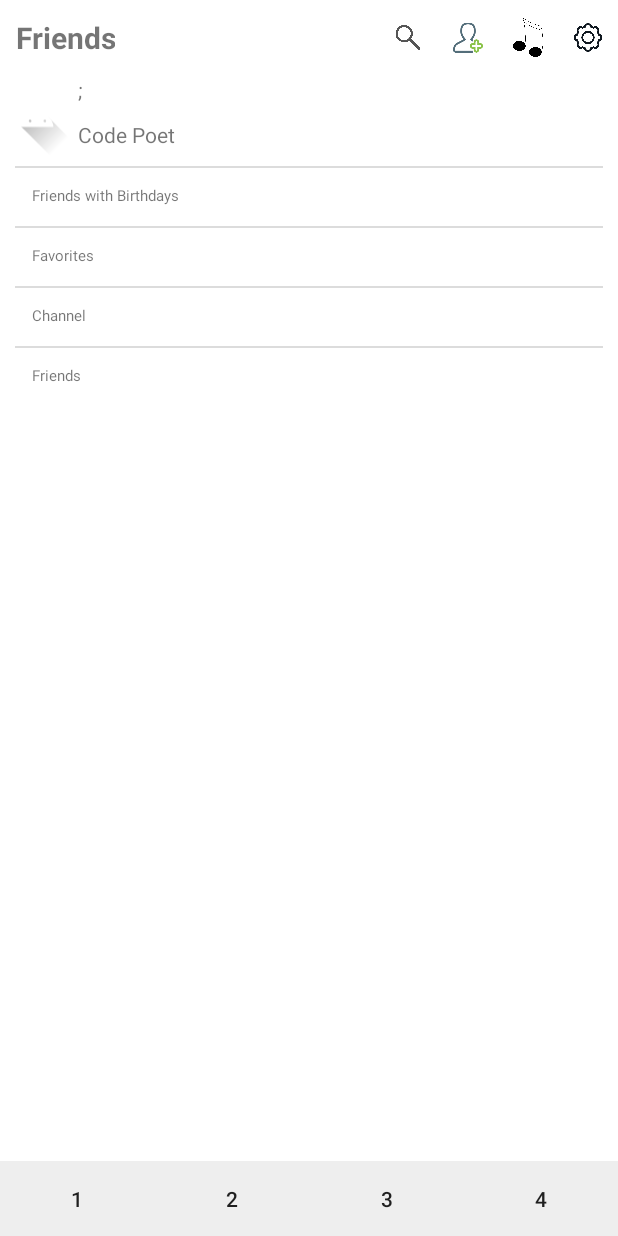
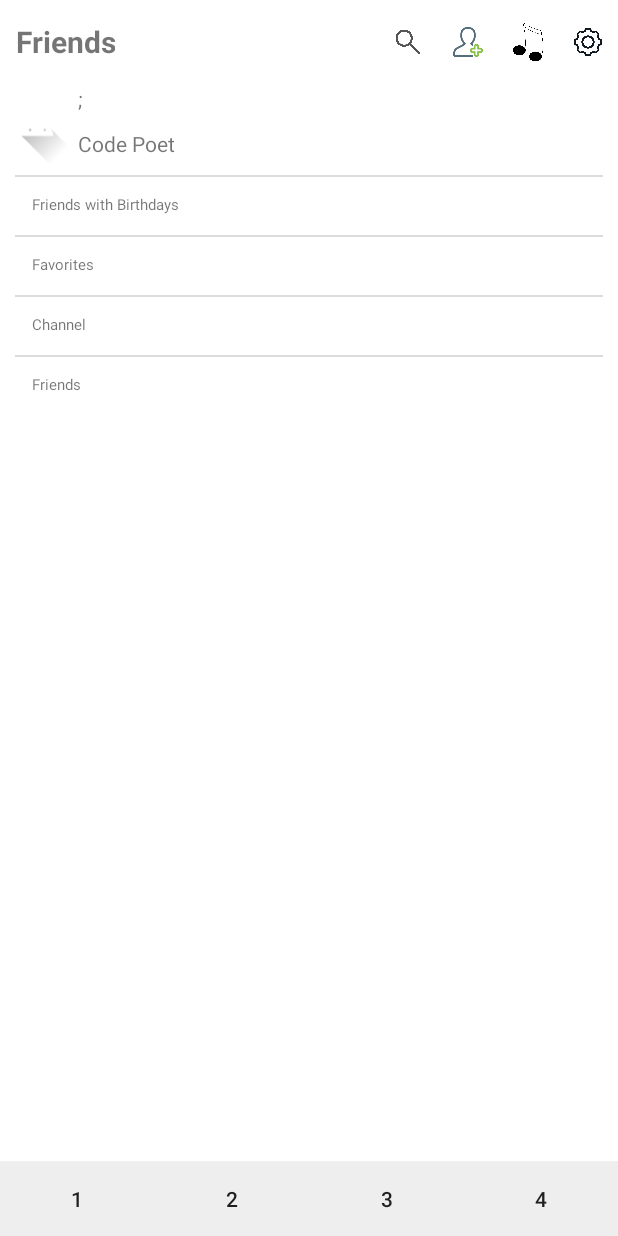
Before and after one commit to flowertaekk-dev/cloneKakaoTalk, an Android app: the screen it shows after launch (MainActivity), on a phone screen of 412 x 824 dp. Run offline under Robolectric (Android 15) with nearby library versions, the phone set to English and light mode, and no system bars; 7 statements that could not run were skipped.

Commit message:
update header height with attr

```diff
--- a/app/src/main/res/layout/header.xml
+++ b/app/src/main/res/layout/header.xml
@@ -5,7 +5,7 @@
     xmlns:tools="http://schemas.android.com/tools"
     android:background="@color/colorWhite"
     android:layout_width="match_parent"
-    android:layout_height="50dp">
+    android:layout_height="?attr/actionBarSize">
 
     <TextView
         android:id="@+id/header_title"
```
